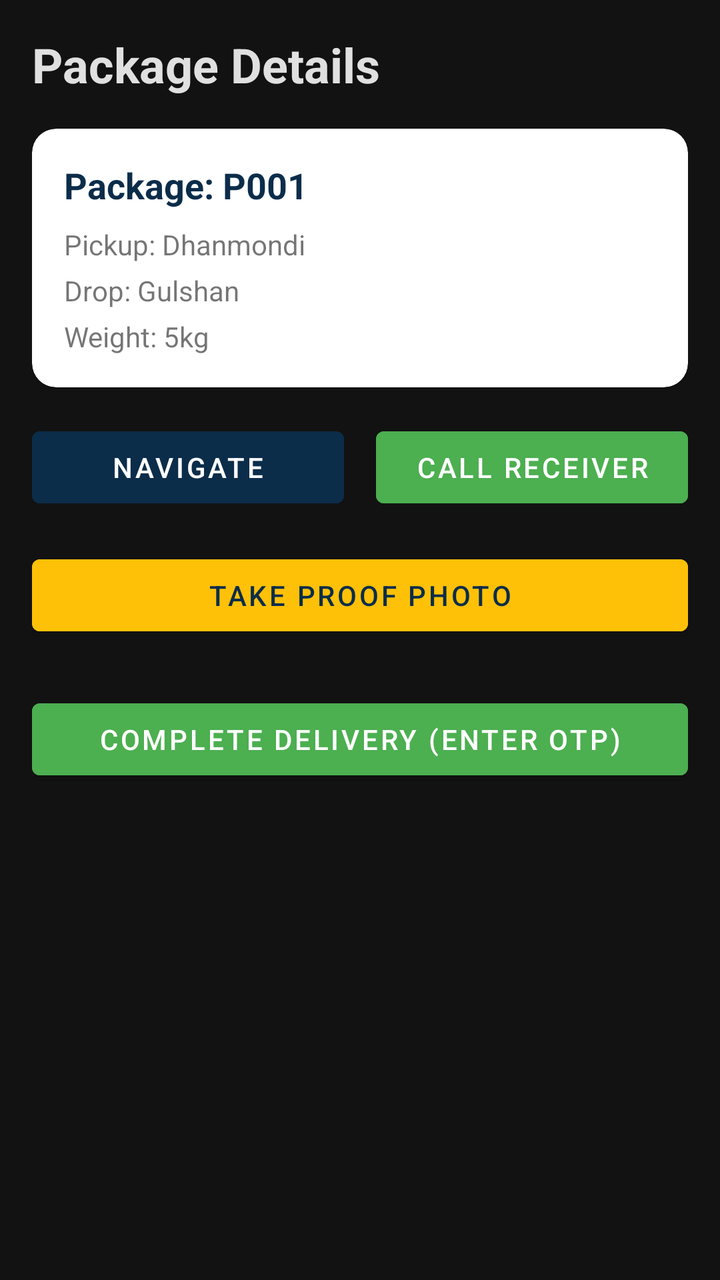
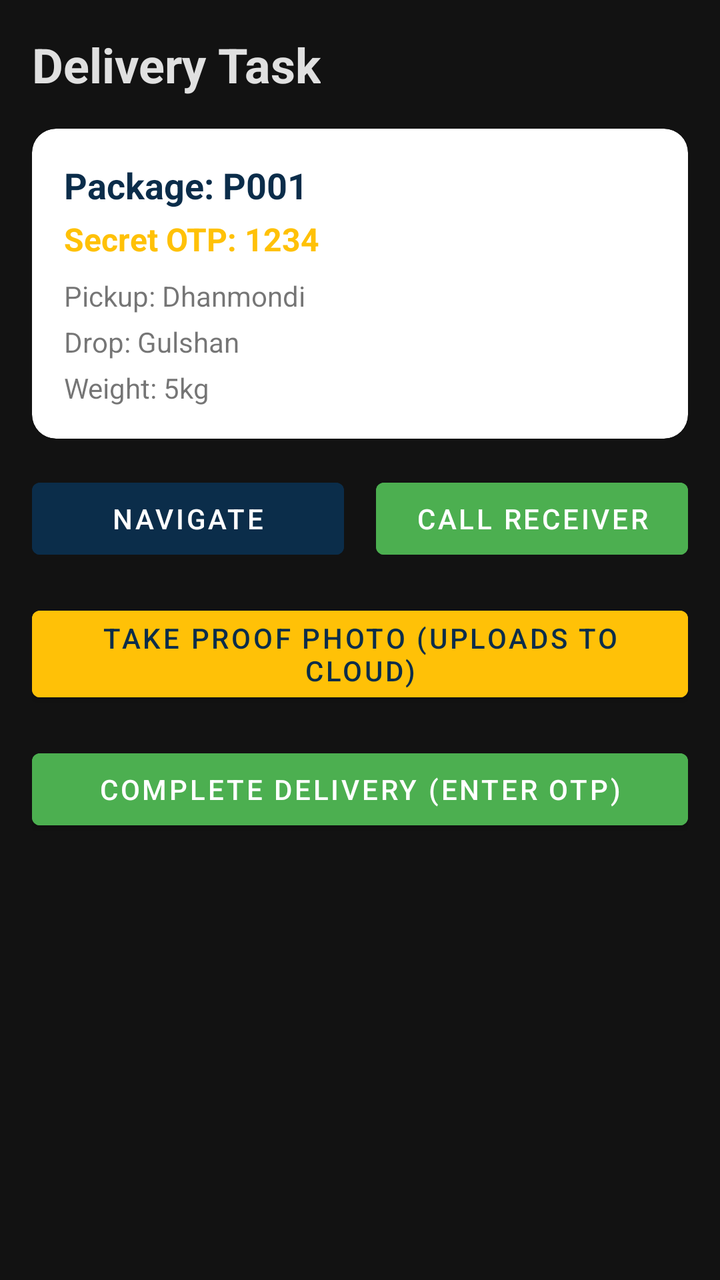

Two renders of the same Android screen: before a commit and after it. Below are the layout's source before the change and the commit's diff.
<!-- AndroidManifest.xml: application theme Theme.LOAD -->
<!-- res/layout/activity_delivery.xml -->
<?xml version="1.0" encoding="utf-8"?>
<ScrollView xmlns:android="http://schemas.android.com/apk/res/android"
    xmlns:app="http://schemas.android.com/apk/res-auto"
    android:layout_width="match_parent"
    android:layout_height="match_parent"
    android:background="@color/background"
    android:fillViewport="true">

    <androidx.constraintlayout.widget.ConstraintLayout
        android:layout_width="match_parent"
        android:layout_height="wrap_content"
        android:padding="16dp">

        <TextView
            android:id="@+id/tvDeliveryTitle"
            android:layout_width="wrap_content"
            android:layout_height="wrap_content"
            android:text="Package Details"
            android:textSize="24sp"
            android:textStyle="bold"
            android:textColor="@color/textPrimary"
            app:layout_constraintStart_toStartOf="parent"
            app:layout_constraintTop_toTopOf="parent" />

        <com.google.android.material.card.MaterialCardView
            android:id="@+id/cardDetails"
            android:layout_width="match_parent"
            android:layout_height="wrap_content"
            android:layout_marginTop="16dp"
            app:cardCornerRadius="12dp"
            app:layout_constraintTop_toBottomOf="@id/tvDeliveryTitle">

            <LinearLayout
                android:layout_width="match_parent"
                android:layout_height="wrap_content"
                android:orientation="vertical"
                android:padding="16dp">

                <TextView
                    android:id="@+id/tvPackageId"
                    android:layout_width="wrap_content"
                    android:layout_height="wrap_content"
                    android:text="Package: P001"
                    android:textSize="18sp"
                    android:textStyle="bold"
                    android:textColor="@color/primary" />

                <TextView
                    android:id="@+id/tvPickupAddress"
                    android:layout_width="wrap_content"
                    android:layout_height="wrap_content"
                    android:text="Pickup: Dhanmondi"
                    android:textSize="14sp"
                    android:layout_marginTop="8dp" />

                <TextView
                    android:id="@+id/tvDropAddress"
                    android:layout_width="wrap_content"
                    android:layout_height="wrap_content"
                    android:text="Drop: Gulshan"
                    android:textSize="14sp"
                    android:layout_marginTop="4dp" />

                <TextView
                    android:id="@+id/tvWeight"
                    android:layout_width="wrap_content"
                    android:layout_height="wrap_content"
                    android:text="Weight: 5kg"
                    android:textSize="14sp"
                    android:layout_marginTop="4dp" />
            </LinearLayout>
        </com.google.android.material.card.MaterialCardView>

        <LinearLayout
            android:id="@+id/llActions"
            android:layout_width="match_parent"
            android:layout_height="wrap_content"
            android:orientation="horizontal"
            android:layout_marginTop="16dp"
            app:layout_constraintTop_toBottomOf="@id/cardDetails">

            <Button
                android:id="@+id/btnNavigate"
                android:layout_width="0dp"
                android:layout_height="wrap_content"
                android:layout_weight="1"
                android:layout_marginEnd="8dp"
                android:text="Navigate"
                android:backgroundTint="@color/primary" />

            <Button
                android:id="@+id/btnCall"
                android:layout_width="0dp"
                android:layout_height="wrap_content"
                android:layout_weight="1"
                android:layout_marginStart="8dp"
                android:text="Call Receiver"
                android:backgroundTint="@color/successGreen" />
        </LinearLayout>

        <Button
            android:id="@+id/btnTakePhoto"
            android:layout_width="match_parent"
            android:layout_height="wrap_content"
            android:layout_marginTop="16dp"
            android:text="Take Proof Photo"
            android:backgroundTint="@color/accent"
            android:textColor="@color/primary"
            app:layout_constraintTop_toBottomOf="@id/llActions" />

        <Button
            android:id="@+id/btnCompleteDelivery"
            android:layout_width="match_parent"
            android:layout_height="wrap_content"
            android:layout_marginTop="24dp"
            android:text="Complete Delivery (Enter OTP)"
            android:backgroundTint="@color/successGreen"
            app:layout_constraintTop_toBottomOf="@id/btnTakePhoto" />

    </androidx.constraintlayout.widget.ConstraintLayout>
</ScrollView>
<!-- resources referenced by this layout -->
<resources>
  <color name="accent">#FFC107</color>
  <color name="background">#121212</color>
  <color name="primary">#0B2D4A</color>
  <color name="successGreen">#4CAF50</color>
  <color name="textPrimary">#E0E0E0</color>
  <style name="Theme.LOAD" parent="Theme.MaterialComponents.DayNight.NoActionBar">
          <item name="colorPrimary">@color/primary</item>
          <item name="colorPrimaryVariant">@color/primaryDark</item>
          <item name="colorOnPrimary">@color/white</item>
          <item name="colorSecondary">@color/accent</item>
          <item name="colorSecondaryVariant">@color/accent</item>
          <item name="colorOnSecondary">@color/primary</item> 
          <item name="android:statusBarColor">@color/primary</item>
          <item name="android:windowBackground">@color/background</item>
      </style>
  <color name="primaryDark">#071F33</color>
  <color name="white">#FFFFFF</color>
</resources>

<!-- the commit's change to res/layout/activity_delivery.xml (unified diff, before → after) -->
@@ -15,7 +15,7 @@
             android:id="@+id/tvDeliveryTitle"
             android:layout_width="wrap_content"
             android:layout_height="wrap_content"
-            android:text="Package Details"
+            android:text="Delivery Task"
             android:textSize="24sp"
             android:textStyle="bold"
             android:textColor="@color/textPrimary"
@@ -44,6 +44,16 @@
                     android:textSize="18sp"
                     android:textStyle="bold"
                     android:textColor="@color/primary" />
+
+                <TextView
+                    android:id="@+id/tvOtpDisplay"
+                    android:layout_width="wrap_content"
+                    android:layout_height="wrap_content"
+                    android:text="Secret OTP: 1234"
+                    android:textSize="16sp"
+                    android:textStyle="bold"
+                    android:textColor="@color/accent"
+                    android:layout_marginTop="4dp" />
 
                 <TextView
                     android:id="@+id/tvPickupAddress"
@@ -98,21 +108,31 @@
                 android:backgroundTint="@color/successGreen" />
         </LinearLayout>
 
+        <ImageView
+            android:id="@+id/ivProofPhoto"
+            android:layout_width="match_parent"
+            android:layout_height="200dp"
+            android:layout_marginTop="16dp"
+            android:scaleType="centerCrop"
+            android:visibility="gone"
+            android:background="@color/textSecondary"
+            app:layout_constraintTop_toBottomOf="@id/llActions" />
+
         <Button
             android:id="@+id/btnTakePhoto"
             android:layout_width="match_parent"
             android:layout_height="wrap_content"
             android:layout_marginTop="16dp"
-            android:text="Take Proof Photo"
+            android:text="Take Proof Photo (Uploads to Cloud)"
             android:backgroundTint="@color/accent"
             android:textColor="@color/primary"
-            app:layout_constraintTop_toBottomOf="@id/llActions" />
+            app:layout_constraintTop_toBottomOf="@id/ivProofPhoto" />
 
         <Button
             android:id="@+id/btnCompleteDelivery"
             android:layout_width="match_parent"
             android:layout_height="wrap_content"
-            android:layout_marginTop="24dp"
+            android:layout_marginTop="16dp"
             android:text="Complete Delivery (Enter OTP)"
             android:backgroundTint="@color/successGreen"
             app:layout_constraintTop_toBottomOf="@id/btnTakePhoto" />
<!-- resource entries referenced after the edit -->
@@ -5,6 +5,7 @@
   <color name="primary">#0B2D4A</color>
   <color name="successGreen">#4CAF50</color>
   <color name="textPrimary">#E0E0E0</color>
+  <color name="textSecondary">#9E9E9E</color>
   <style name="Theme.LOAD" parent="Theme.MaterialComponents.DayNight.NoActionBar">
           <item name="colorPrimary">@color/primary</item>
           <item name="colorPrimaryVariant">@color/primaryDark</item>
